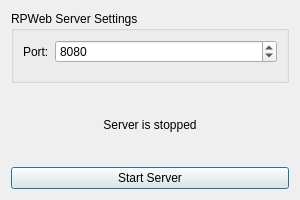
Before: the Qt Designer form ui/rpweb.ui in demonbro-dev/RPQt, drawn with Qt 5.
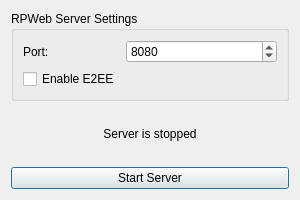
After: the same form once the commit is applied.

The edit to the form file:
```diff
--- a/ui/rpweb.ui
+++ b/ui/rpweb.ui
@@ -55,6 +55,13 @@
         </property>
        </widget>
       </item>
+      <item row="1" column="0">
+       <widget class="QCheckBox" name="useE2EE">
+        <property name="text">
+         <string>Enable E2EE</string>
+        </property>
+       </widget>
+      </item>
      </layout>
     </widget>
    </item>
```
